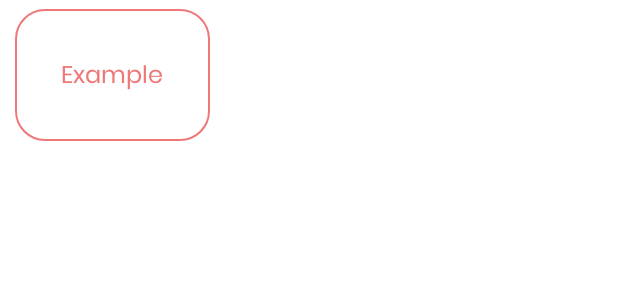
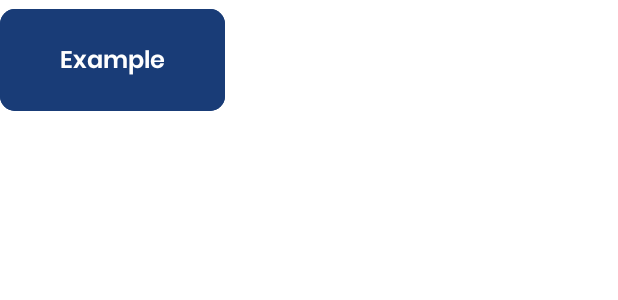
Before and after one commit to LuminationDev/LeadMeLabs-Tablet-GUI, an Android app: the layout item_layout_action.xml on its own in the app's theme, with its tools: preview values and no code run, on a phone screen of 412 x 824 dp. Shown: the top 300 px of the screen. Run offline under Robolectric (Android 15) with nearby library versions, the phone set to English and light mode, and no system bars.

Commit message:
Updated action buttons

```diff
--- a/app/src/main/res/layout/item_layout_action.xml
+++ b/app/src/main/res/layout/item_layout_action.xml
@@ -1,27 +1,27 @@
 <com.google.android.flexbox.FlexboxLayout
     xmlns:android="http://schemas.android.com/apk/res/android"
     xmlns:app="http://schemas.android.com/apk/res-auto"
+    android:layout_height="wrap_content"
     android:layout_width="wrap_content"
-    android:layout_height="wrap_content"
     android:orientation="vertical">
 
         <com.google.android.material.button.MaterialButton
             android:id="@+id/action_button"
-        style="@style/Widget.MaterialComponents.Button.OutlinedButton"
-        android:layout_height="100dp"
-        android:layout_width="130dp"
+            android:layout_height="80dp"
+            android:layout_width="150dp"
             android:padding="10dp"
-        android:layout_marginHorizontal="10dp"
+            android:layout_marginEnd="20dp"
             android:elevation="0dp"
             android:letterSpacing="0"
             android:stateListAnimator="@null"
             android:textAllCaps="false"
-        android:textColor="@color/red"
+            android:textColor="@color/white"
             android:text="Example"
+            android:textStyle="bold"
             android:textSize="16sp"
-        app:cornerRadius="20dp"
+            app:cornerRadius="10dp"
             app:layout_flexShrink="0"
-        app:rippleColor="@color/grey"
-        app:strokeColor="@color/red"/>
+            android:backgroundTint="@color/blue_navy"
+            app:rippleColor="@color/grey"/>
 
 </com.google.android.flexbox.FlexboxLayout>
--- a/app/src/main/res/layout/item_layout_global_action.xml
+++ b/app/src/main/res/layout/item_layout_global_action.xml
@@ -9,7 +9,7 @@
     <com.google.android.material.button.MaterialButton
         android:id="@+id/action_button"
         android:layout_height="100dp"
-        android:layout_width="130dp"
+        android:layout_width="150dp"
         android:padding="10dp"
         android:layout_marginHorizontal="10dp"
         android:elevation="0dp"
--- a/app/src/main/res/values/strings.xml
+++ b/app/src/main/res/values/strings.xml
@@ -98,4 +98,5 @@
     <string name="update_available">Update available</string>
     <string name="update_message">There is an update available on the Google Play Store. Please contact your IT department to install it.</string>
     <string name="ignore">Ignore</string>
+    <string name="station_name_warning">Station name can only contains letters, numbers and spaces</string>
 </resources>
```
Also changed, not shown: app/src/main/java/com/lumination/leadmelabs/managers/DialogManager.java (+8 -20 lines), app/src/main/res/layout/alert_dialog_lost_server.xml (+24 -16 lines), app/src/main/res/layout/dialog_experience_options.xml (+0 -8 lines). Lines whose indentation alone changed are shown as unchanged.
